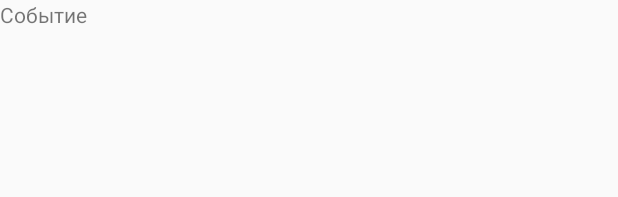
After one commit to VovaShumel/Lofe, an Android app: the layout activity_alarm_triggered.xml on its own in the app's theme, with its tools: preview values and no code run, on a phone screen of 412 x 824 dp. The commit adds this screen. Shown: the top 197 px of the screen. Run offline under Robolectric (Android 15) with nearby library versions, the phone set to English and light mode, and no system bars.

Commit message:
Поправил ошибки обработок нажатий в MainActivity. Сделал отображение нового activity по срабатыванию будильника

```diff
--- a/app/src/main/AndroidManifest.xml
+++ b/app/src/main/AndroidManifest.xml
@@ -4,6 +4,7 @@
     package="com.livejournal.lofe.lofe">
     <uses-permission android:name="android.permission.WRITE_EXTERNAL_STORAGE" />
     <uses-permission android:name="android.permission.READ_EXTERNAL_STORAGE" />
+    <uses-permission android:name="android.permission.DISABLE_KEYGUARD" />
     <application
         android:allowBackup="true"
         android:icon="@drawable/icon3"
@@ -21,6 +22,7 @@
         <activity android:name=".AddEditTagActivity" />
         <activity android:name=".ChooseTagsActivity" />
         <activity android:name=".AlarmActivity" />
+        <activity android:name=".AlarmTriggeredActivity" />
         <receiver android:name=".AlarmReceiver" />
     </application>
 </manifest>
--- a/app/src/main/java/com/livejournal/lofe/lofe/AlarmActivity.java
+++ b/app/src/main/java/com/livejournal/lofe/lofe/AlarmActivity.java
@@ -26,9 +26,6 @@ import java.util.TimeZone;
 import static android.view.MotionEvent.ACTION_DOWN;
 import static android.view.MotionEvent.ACTION_UP;
 
-/**
- * Created by User on 26.03.2016.
- */
 public class AlarmActivity extends FragmentActivity implements View.OnTouchListener {
 
     float x, y;
@@ -67,6 +64,7 @@ public class AlarmActivity extends FragmentActivity implements View.OnTouchListe
                 //int hour = curTime.
 
                 pendingIntent = PendingIntent.getBroadcast(AlarmActivity.this, 0, my_intent, PendingIntent.FLAG_UPDATE_CURRENT);
+
 
                 //alarmManager.set(AlarmManager.RTC_WAKEUP, calendar.getTimeInMillis() + 10000, pendingIntent);
                 alarmManager.set(AlarmManager.RTC_WAKEUP, Calendar.getInstance().getTimeInMillis() + 10000, pendingIntent);
--- /dev/null
+++ b/app/src/main/res/layout/activity_alarm_triggered.xml
@@ -0,0 +1,12 @@
+<?xml version="1.0" encoding="utf-8"?>
+<LinearLayout xmlns:android="http://schemas.android.com/apk/res/android"
+    android:layout_width="match_parent"
+    android:layout_height="match_parent">
+
+    <TextView
+        android:id="@+id/textView3"
+        android:layout_width="0dp"
+        android:layout_height="wrap_content"
+        android:layout_weight="1"
+        android:text="@string/EventText" />
+</LinearLayout>
--- a/app/src/main/res/values/strings.xml
+++ b/app/src/main/res/values/strings.xml
@@ -11,4 +11,6 @@
     <string name="BtnNameOk">Ok</string>
 
     <string name="DATE_UNDEFINED">Без срока</string>
+
+    <string name="EventText">Событие</string>
 </resources>
```
Also changed, not shown: app/src/main/java/com/livejournal/lofe/lofe/AlarmReceiver.java (+7 -9 lines), app/src/main/java/com/livejournal/lofe/lofe/AlarmTriggeredActivity.java (added, +23 -0 lines), app/src/main/java/com/livejournal/lofe/lofe/SwipeDetector.java (+12 -12 lines).
